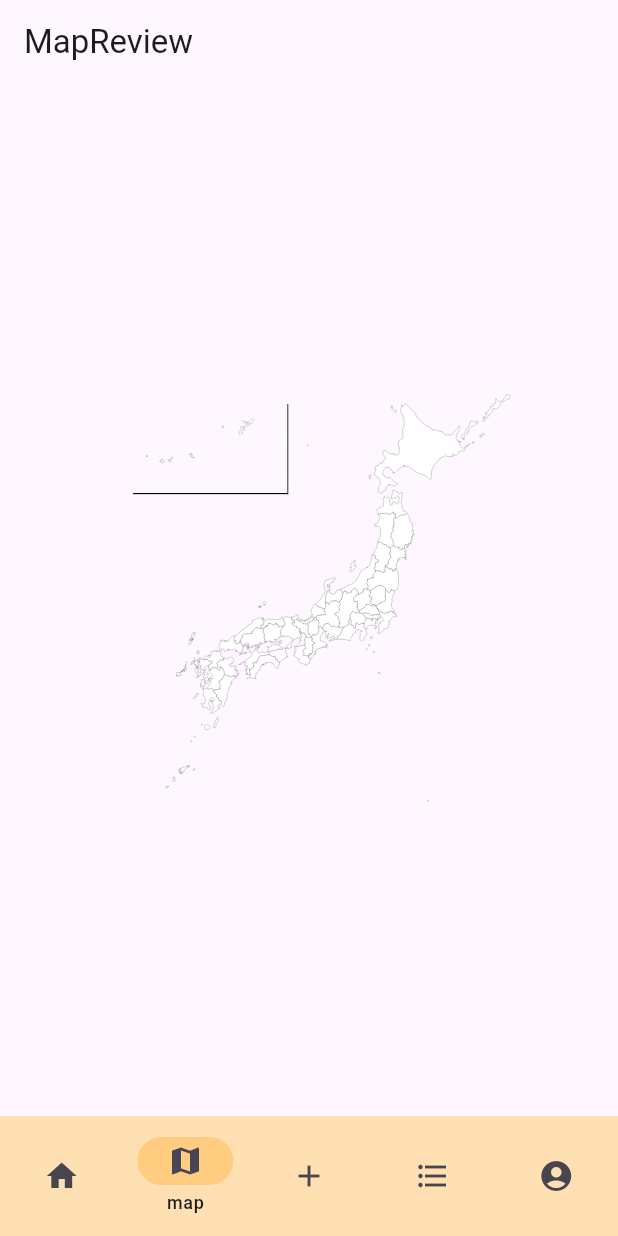
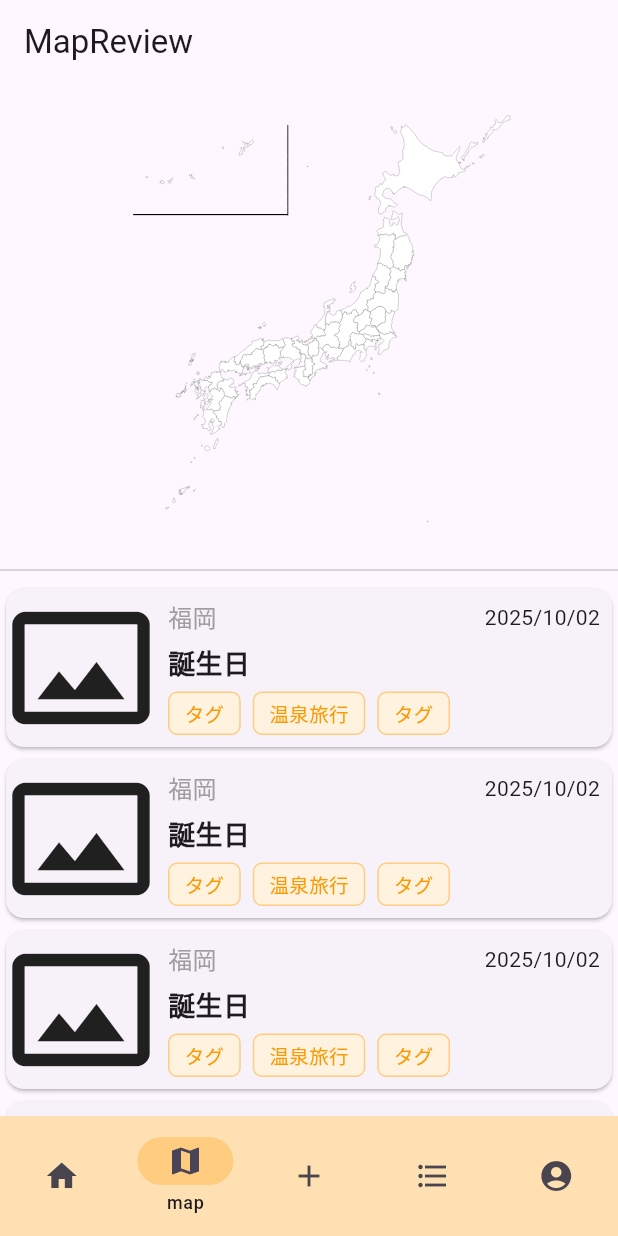
Before and after one commit to shota482/KENJOY, a Flutter app: the MapReviewPage screen opened by its route, on a phone screen of 412 x 824 dp. Run offline on Flutter 3.47's test engine with Material 3 defaults, Android fonts, the phone set to English and light mode, and no system bars; our stand-ins replace flutter_riverpod, flutter_svg, go_router, riverpod.

Commit message:
add: create map review page

```diff
--- a/StudioProjects/kenjoy/lib/core/navigation/bottumNavigation.dart
+++ b/StudioProjects/kenjoy/lib/core/navigation/bottumNavigation.dart
@@ -1,7 +1,7 @@
 import 'package:flutter/material.dart';
 import 'package:go_router/go_router.dart';
 import 'package:kenjoy/features/record/create/RecordCreateScreen.dart';
-import 'package:kenjoy/features/record/map/mapReview.dart';
+import 'package:kenjoy/features/record/map/mapReviewScreen.dart';
 
 
 import '../../screens/homeScreeen.dart';
--- a/StudioProjects/kenjoy/lib/features/record/map/mapReview.dart
+++ /dev/null
@@ -1,31 +0,0 @@
-import 'package:flutter/material.dart';
-import 'package:flutter_svg/svg.dart' show SvgPicture;
-
-class MapReviewPage extends StatelessWidget {
-  const MapReviewPage({super.key});
-
-  static const path = '/map/review';
-
-  @override
-  Widget build(BuildContext context) {
-    return Scaffold(
-      appBar: AppBar(
-        title: const Text('MapReview'),
-      ),
-      body: Column(
-        mainAxisAlignment: MainAxisAlignment.center,
-        children: [
-          Align(
-            alignment: Alignment.center,
-            child: SvgPicture.asset(
-              'assets/images/japan_map.svg',
-              semanticsLabel: 'logo',
-              width: 300,
-              height: 300,
-            ),
-          ),
-        ],
-      ),
-    );
-  }
-}
--- /dev/null
+++ b/StudioProjects/kenjoy/lib/features/record/map/mapReviewScreen.dart
@@ -0,0 +1,74 @@
+import 'package:flutter/material.dart';
+import 'package:flutter_svg/svg.dart' show SvgPicture;
+
+import 'mapReviewWidgets.dart';
+
+class MapReviewPage extends StatelessWidget {
+  const MapReviewPage({super.key});
+
+  static const path = '/map/review';
+
+  @override
+  Widget build(BuildContext context) {
+    return Scaffold(
+        appBar: AppBar(
+          title: const Text('MapReview'),
+        ),
+        body: Column(
+          mainAxisAlignment: MainAxisAlignment.center,
+          children: [
+            Padding(
+              padding: const EdgeInsets.all(8.0),
+              child: Center(
+                child: SvgPicture.asset(
+                  'assets/images/japan_map.svg',
+                  semanticsLabel: 'Japan map',
+                  width: 300,
+                  height: 300,
+                  fit: BoxFit.contain, // ← 見切れ防止
+                ),
+              ),
+            ),
+            const Divider(),
+
+            Expanded(
+              child: ListView(
+                children: [
+                  RecordSummaryCard(
+                    title: '誕生日',
+                    date: DateTime(2025, 10, 2),
+                    pref: "福岡",
+                    imageUrl: null,
+                    onTap: () {},),
+                  RecordSummaryCard(
+                    title: '誕生日',
+                    date: DateTime(2025, 10, 2),
+                    pref: "福岡",
+                    imageUrl: null,
+                    onTap: () {},),
+                  RecordSummaryCard(
+                    title: '誕生日',
+                    date: DateTime(2025, 10, 2),
+                    pref: "福岡",
+                    imageUrl: null,
+                    onTap: () {},),
+                  RecordSummaryCard(
+                    title: '誕生日',
+                    date: DateTime(2025, 10, 2),
+                    pref: "福岡",
+                    imageUrl: null,
+                    onTap: () {},),
+                  RecordSummaryCard(
+                    title: '誕生日',
+                    date: DateTime(2025, 10, 2),
+                    pref: "福岡",
+                    imageUrl: null,
+                    onTap: () {},),
+                ],
+              ),
+            ),
+          ],
+        )
+    );
+  }
+}
--- /dev/null
+++ b/StudioProjects/kenjoy/lib/features/record/map/mapReviewWidgets.dart
@@ -0,0 +1,100 @@
+import 'package:flutter/material.dart';
+import 'package:intl/intl.dart';
+
+class RecordSummaryCard extends StatelessWidget {
+  final String title;
+  final DateTime date;
+  final String pref;
+  final String? imageUrl;
+  final VoidCallback? onTap;
+
+  const RecordSummaryCard({
+    super.key,
+    required this.title,
+    required this.date,
+    required this.pref,
+    required this.imageUrl,
+    required this.onTap,
+  });
+
+  @override
+  Widget build(BuildContext context) {
+    final formattedDate = DateFormat('yyyy/MM/dd').format(date);
+    return Card(
+      child: InkWell(
+        onTap: onTap,
+        child: Row(
+          children: [
+            //TODO image from URL & fix size from screen size
+            Icon(
+              Icons.photo_size_select_actual_outlined,
+              size: 100,
+            ),
+            Expanded(
+              child: Padding(
+                padding: const EdgeInsets.all(8.0),
+                child: Column(
+                  crossAxisAlignment: CrossAxisAlignment.stretch,
+                  children: [
+                    Row(
+                      mainAxisAlignment: MainAxisAlignment.spaceBetween,
+                      children: [
+                        Align(
+                          alignment: Alignment.topLeft,
+                          child: Text(
+                            pref,
+                            style: TextStyle(fontSize: 16, color: Colors.grey),
+                          ),
+                        ),
+                        Align(
+                          alignment: Alignment.topRight,
+                          child: Text(formattedDate),
+                        )
+                      ],
+                    ),
+                    const SizedBox(height: 6,),
+                    Align(
+                      alignment: Alignment.centerLeft,
+                      child: Text(
+                        title,
+                        style: TextStyle(
+                          fontSize: 18,
+                          fontWeight: FontWeight.bold,
+                        ),
+                      ),
+                    ),
+                    const SizedBox(height: 6,),
+                    Wrap(
+                      spacing: 8,
+                      runSpacing: 6,
+                      children: [
+                        _buildTag("タグ"),
+                        _buildTag("温泉旅行"),
+                        _buildTag("タグ"),
+                      ],
+                    ),
+                  ],
+                ),
+              ),
+            ),
+          ],
+        ),
+      ),
+    );
+  }
+}
+
+Widget _buildTag(String text) {
+  return Container(
+    padding: const EdgeInsets.symmetric(horizontal: 10, vertical: 4),
+    decoration: BoxDecoration(
+      color: Colors.orange.shade50,
+      borderRadius: BorderRadius.circular(6),
+      border: Border.all(color: Colors.orange.shade200),
+    ),
+    child: Text(
+      text,
+      style: const TextStyle(fontSize: 13, color: Colors.orange),
+    ),
+  );
+}
--- a/StudioProjects/kenjoy/lib/routers/router.dart
+++ b/StudioProjects/kenjoy/lib/routers/router.dart
@@ -1,6 +1,6 @@
 import 'package:flutter/material.dart';
 import 'package:go_router/go_router.dart';
-import 'package:kenjoy/features/record/map/mapReview.dart';
+import 'package:kenjoy/features/record/map/mapReviewScreen.dart';
 
 import '../core/navigation/bottumNavigation.dart';
 import '../features/record/create/RecordCreateScreen.dart';
--- a/StudioProjects/kenjoy/pubspec.yaml
+++ b/StudioProjects/kenjoy/pubspec.yaml
@@ -39,6 +39,7 @@ dependencies:
   flutter_riverpod: ^3.0.3
   freezed_annotation: ^3.1.0
   json_annotation: ^4.9.0
+  intl: ^0.20.2
 
 dev_dependencies:
   flutter_test:
```
Also changed, not shown: StudioProjects/kenjoy/pubspec.lock.
